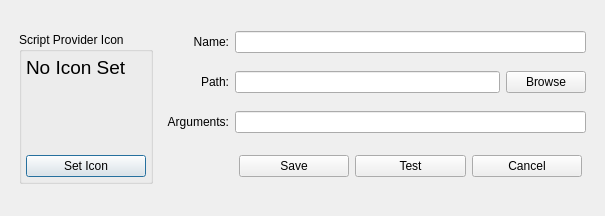
The window that products/RAT-STATS/rstats_ui/src/UIRStatsScriptProviderConfigDialog.ui (cbtek/RStats2017) describes before a commit, drawn with Qt 5.
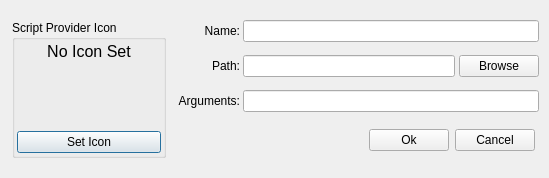
The same window after the commit.

The edit to the form file:
```diff
--- a/products/RAT-STATS/rstats_ui/src/UIRStatsScriptProviderConfigDialog.ui
+++ b/products/RAT-STATS/rstats_ui/src/UIRStatsScriptProviderConfigDialog.ui
@@ -6,15 +6,34 @@
    <rect>
     <x>0</x>
     <y>0</y>
-    <width>605</width>
-    <height>216</height>
+    <width>549</width>
+    <height>178</height>
    </rect>
   </property>
   <property name="windowTitle">
    <string>UIRStatsScriptProviderConfigDialog</string>
   </property>
   <layout class="QVBoxLayout" name="verticalLayout">
+   <property name="leftMargin">
+    <number>4</number>
+   </property>
+   <property name="topMargin">
+    <number>4</number>
+   </property>
+   <property name="rightMargin">
+    <number>4</number>
+   </property>
+   <property name="bottomMargin">
+    <number>4</number>
+   </property>
    <item>
+    <widget class="QFrame" name="">
+     <property name="sizePolicy">
+      <sizepolicy hsizetype="Preferred" vsizetype="Preferred">
+       <horstretch>0</horstretch>
+       <verstretch>0</verstretch>
+      </sizepolicy>
+     </property>
     <layout class="QHBoxLayout" name="horizontalLayout_4">
      <property name="leftMargin">
       <number>4</number>
@@ -58,33 +77,72 @@
         </item>
         <item>
          <widget class="QGroupBox" name="verticalGroupBox">
+           <property name="sizePolicy">
+            <sizepolicy hsizetype="Fixed" vsizetype="Preferred">
+             <horstretch>0</horstretch>
+             <verstretch>0</verstretch>
+            </sizepolicy>
+           </property>
           <property name="title">
            <string>Script Provider Icon</string>
           </property>
           <layout class="QVBoxLayout" name="verticalLayout_3">
+            <property name="spacing">
+             <number>3</number>
+            </property>
            <property name="leftMargin">
-            <number>4</number>
+             <number>2</number>
            </property>
            <property name="topMargin">
-            <number>4</number>
+             <number>2</number>
            </property>
            <property name="rightMargin">
-            <number>4</number>
+             <number>2</number>
            </property>
            <property name="bottomMargin">
-            <number>4</number>
+             <number>2</number>
            </property>
            <item>
             <widget class="QLabel" name="m_lblNoIcon">
              <property name="font">
               <font>
-               <pointsize>14</pointsize>
+                <pointsize>12</pointsize>
               </font>
              </property>
              <property name="text">
               <string>No Icon Set</string>
              </property>
-            </widget>
+              <property name="alignment">
+               <set>Qt::AlignCenter</set>
+              </property>
+             </widget>
+            </item>
+            <item>
+             <layout class="QHBoxLayout" name="horizontalLayout_3">
+              <property name="leftMargin">
+               <number>0</number>
+              </property>
+              <property name="topMargin">
+               <number>0</number>
+              </property>
+              <property name="rightMargin">
+               <number>0</number>
+              </property>
+              <property name="bottomMargin">
+               <number>0</number>
+              </property>
+              <item>
+               <spacer name="horizontalSpacer_2">
+                <property name="orientation">
+                 <enum>Qt::Horizontal</enum>
+                </property>
+                <property name="sizeHint" stdset="0">
+                 <size>
+                  <width>40</width>
+                  <height>20</height>
+                 </size>
+                </property>
+               </spacer>
            </item>
            <item>
             <widget class="QLabel" name="m_lblIcon">
@@ -109,6 +167,21 @@
             </widget>
            </item>
            <item>
+               <spacer name="horizontalSpacer">
+                <property name="orientation">
+                 <enum>Qt::Horizontal</enum>
+                </property>
+                <property name="sizeHint" stdset="0">
+                 <size>
+                  <width>40</width>
+                  <height>20</height>
+                 </size>
+                </property>
+               </spacer>
+              </item>
+             </layout>
+            </item>
+            <item>
             <widget class="QPushButton" name="m_btnSetIcon">
              <property name="text">
               <string>Set Icon</string>
@@ -137,30 +210,20 @@
      <item>
       <layout class="QGridLayout" name="gridLayout">
        <property name="leftMargin">
-        <number>4</number>
+         <number>2</number>
        </property>
        <property name="topMargin">
-        <number>4</number>
+         <number>2</number>
        </property>
        <property name="rightMargin">
-        <number>4</number>
+         <number>2</number>
        </property>
        <property name="bottomMargin">
-        <number>4</number>
-       </property>
-       <item row="2" column="1">
-        <widget class="QLineEdit" name="m_txtArgs"/>
-       </item>
-       <item row="0" column="0">
-        <widget class="QLabel" name="label">
-         <property name="text">
-          <string>Name:</string>
-         </property>
-         <property name="alignment">
-          <set>Qt::AlignRight|Qt::AlignTrailing|Qt::AlignVCenter</set>
-         </property>
-        </widget>
-       </item>
+         <number>2</number>
+        </property>
+        <property name="spacing">
+         <number>3</number>
+        </property>
        <item row="2" column="0">
         <widget class="QLabel" name="label_6">
          <property name="text">
@@ -171,18 +234,30 @@
          </property>
         </widget>
        </item>
-       <item row="1" column="0">
-        <widget class="QLabel" name="m_lblPath">
-         <property name="text">
-          <string>Path:</string>
-         </property>
-         <property name="alignment">
-          <set>Qt::AlignRight|Qt::AlignTrailing|Qt::AlignVCenter</set>
-         </property>
-        </widget>
-       </item>
        <item row="1" column="1">
+         <widget class="QFrame" name="">
+          <property name="sizePolicy">
+           <sizepolicy hsizetype="Preferred" vsizetype="Fixed">
+            <horstretch>0</horstretch>
+            <verstretch>0</verstretch>
+           </sizepolicy>
+          </property>
         <layout class="QHBoxLayout" name="horizontalLayout">
+           <property name="spacing">
+            <number>4</number>
+           </property>
+           <property name="leftMargin">
+            <number>0</number>
+           </property>
+           <property name="topMargin">
+            <number>0</number>
+           </property>
+           <property name="rightMargin">
+            <number>0</number>
+           </property>
+           <property name="bottomMargin">
+            <number>0</number>
+           </property>
          <item>
           <widget class="QLineEdit" name="m_txtLocation"/>
          </item>
@@ -194,11 +269,42 @@
           </widget>
          </item>
         </layout>
+         </widget>
+        </item>
+        <item row="2" column="1">
+         <widget class="QLineEdit" name="m_txtArgs"/>
        </item>
        <item row="0" column="1">
         <widget class="QLineEdit" name="m_txtName"/>
        </item>
+        <item row="1" column="0">
+         <widget class="QLabel" name="m_lblPath">
+          <property name="text">
+           <string>Path:</string>
+          </property>
+          <property name="alignment">
+           <set>Qt::AlignRight|Qt::AlignTrailing|Qt::AlignVCenter</set>
+          </property>
+         </widget>
+        </item>
+        <item row="0" column="0">
+         <widget class="QLabel" name="label">
+          <property name="text">
+           <string>Name:</string>
+          </property>
+          <property name="alignment">
+           <set>Qt::AlignRight|Qt::AlignTrailing|Qt::AlignVCenter</set>
+          </property>
+         </widget>
+        </item>
        <item row="3" column="1">
+         <widget class="QFrame" name="">
+          <property name="sizePolicy">
+           <sizepolicy hsizetype="Preferred" vsizetype="Fixed">
+            <horstretch>0</horstretch>
+            <verstretch>0</verstretch>
+           </sizepolicy>
+          </property>
         <layout class="QHBoxLayout" name="horizontalLayout_2">
          <property name="leftMargin">
           <number>4</number>
@@ -212,17 +318,23 @@
          <property name="bottomMargin">
           <number>4</number>
          </property>
+           <item>
+            <spacer name="horizontalSpacer_3">
+             <property name="orientation">
+              <enum>Qt::Horizontal</enum>
+             </property>
+             <property name="sizeHint" stdset="0">
+              <size>
+               <width>40</width>
+               <height>20</height>
+              </size>
+             </property>
+            </spacer>
+           </item>
          <item>
           <widget class="QPushButton" name="m_btnSave">
            <property name="text">
-            <string>Save</string>
-           </property>
-          </widget>
-         </item>
-         <item>
-          <widget class="QPushButton" name="m_btnTest">
-           <property name="text">
-            <string>Test</string>
+              <string>Ok</string>
            </property>
           </widget>
          </item>
@@ -234,10 +346,12 @@
           </widget>
          </item>
         </layout>
+         </widget>
        </item>
       </layout>
      </item>
     </layout>
+    </widget>
    </item>
   </layout>
  </widget>
```
Left out of the diff: 8 changed lines with no effect on the pictures. Lines whose indentation alone changed are shown as unchanged.
